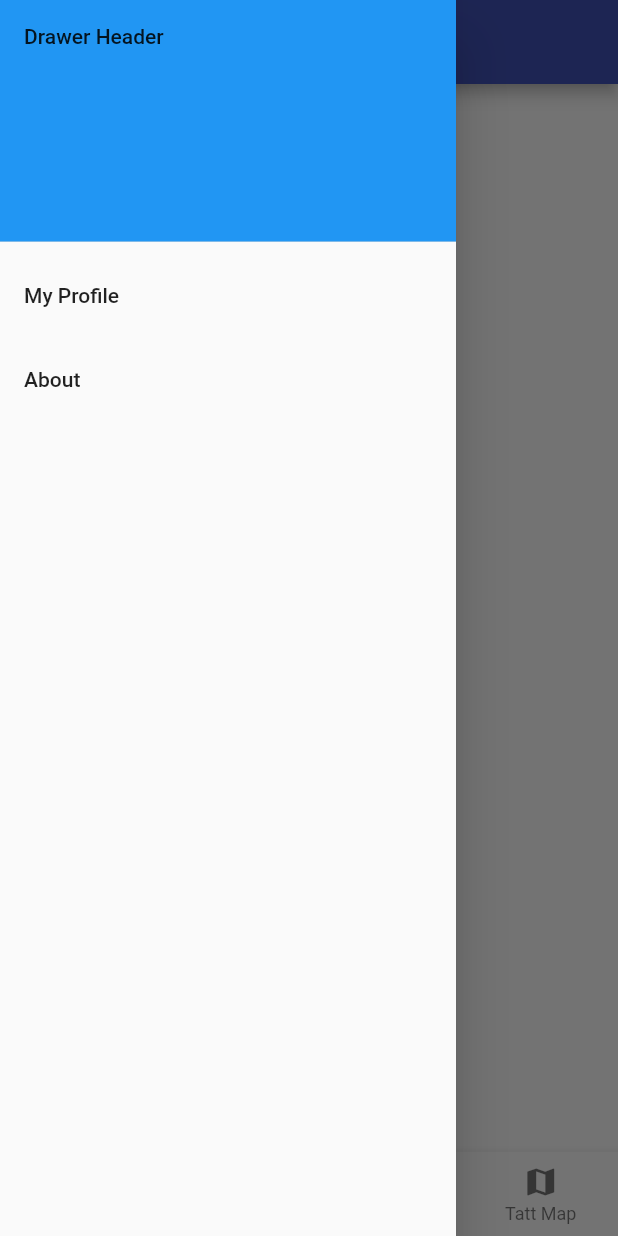
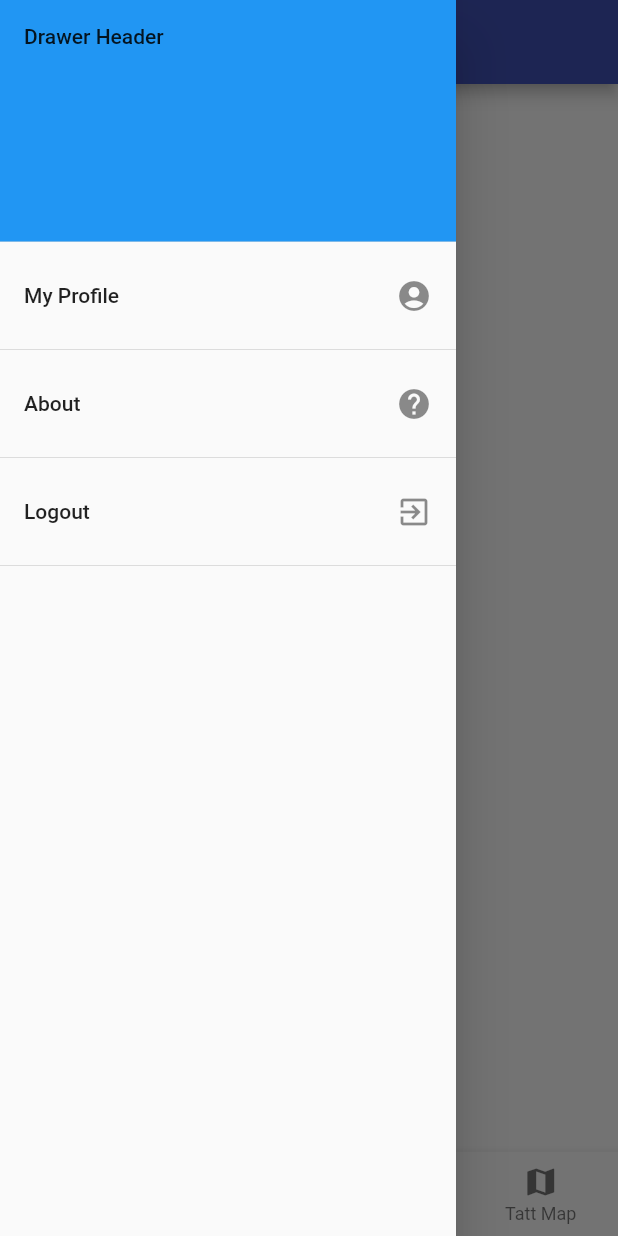
Before and after one commit to freanuperiaa/ink_me_up, a Flutter app: the HomePage screen opened by its route, in the side drawer, after a tap on "My Profile", on a phone screen of 412 x 824 dp. Run offline on Flutter 3.47's test engine with Material 2 defaults, Android fonts, the phone set to English and light mode, and no system bars; our stand-ins replace cloud_firestore, firebase_auth; accounts and stored records are empty; network calls fail.

Commit message:
added logout on Scaffold Drawer.

```diff
--- a/lib/src/screens/home.dart
+++ b/lib/src/screens/home.dart
@@ -44,7 +44,7 @@ class _HomePageState extends State<HomePage> {
           ],
         ),
       ),
-      drawer: HomeDrawer(),
+      drawer: HomeDrawer(context: context,),
       bottomNavigationBar: BottomNavigationBar(
         elevation: 5.0,
         type: BottomNavigationBarType.fixed,
--- a/lib/src/utils/utils.dart
+++ b/lib/src/utils/utils.dart
@@ -18,6 +18,16 @@ class Helper{
   var authButton2Style = TextStyle(fontSize: 18.0, fontWeight: FontWeight.w300);
   var authErrorStyle =  TextStyle(fontSize: 13.0, color: Colors.red, height: 1.0, fontWeight: FontWeight.w300);
 
+
+  Widget getHeaderListTile(String title, IconData icon, VoidCallback callback){
+    return ListTile(
+      title: Text(title),
+      trailing: Icon(icon),
+      onTap: callback,
+    );
+  }
+
+
 }
 
 var helper = Helper();
--- a/lib/src/widgets/home_drawer.dart
+++ b/lib/src/widgets/home_drawer.dart
@@ -1,9 +1,23 @@
 import 'package:flutter/material.dart';
+import 'package:firebase_auth/firebase_auth.dart';
 
 import 'package:ink_me_up/src/utils/utils.dart';
 
 
 class HomeDrawer extends StatelessWidget{
+  BuildContext context;
+
+  HomeDrawer({this.context});
+
+  final FirebaseAuth _auth = FirebaseAuth.instance;
+
+  _logOut() async{
+    await _auth.signOut().then((value){
+      print("logging out...");
+      Navigator.pushReplacementNamed(context, '/');
+    });
+  }
+
   @override
   Widget build(BuildContext context){
     return Drawer(
@@ -17,14 +31,14 @@ class HomeDrawer extends StatelessWidget{
               color: helper.themeAccentColor
             ),
           ),
-          ListTile(
-            title: Text('My Profile'),
-            onTap: () {},
-          ),
-          ListTile(
-            title: Text('About'),
-            onTap: () {},
-          ),
+          helper.getHeaderListTile('My Profile', Icons.account_circle, (){}),
+          Divider(),
+          helper.getHeaderListTile('About', Icons.help, (){}),
+          Divider(),
+          helper.getHeaderListTile('Logout', Icons.exit_to_app, _logOut),
+          Divider(),
+
+
         ],
       ),
     );
```
